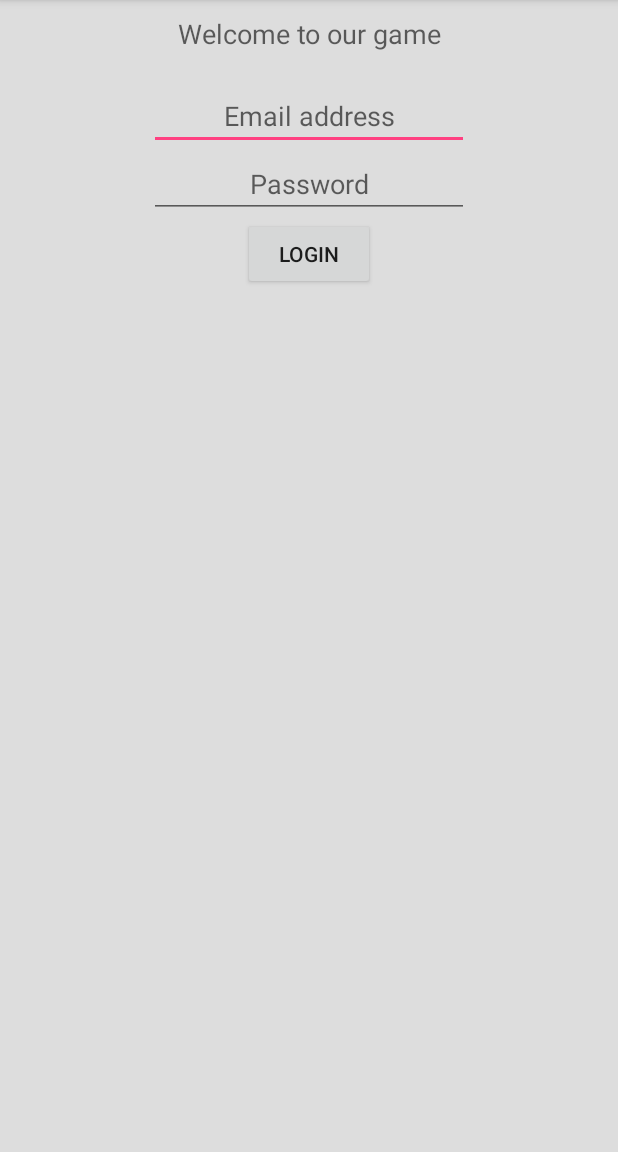
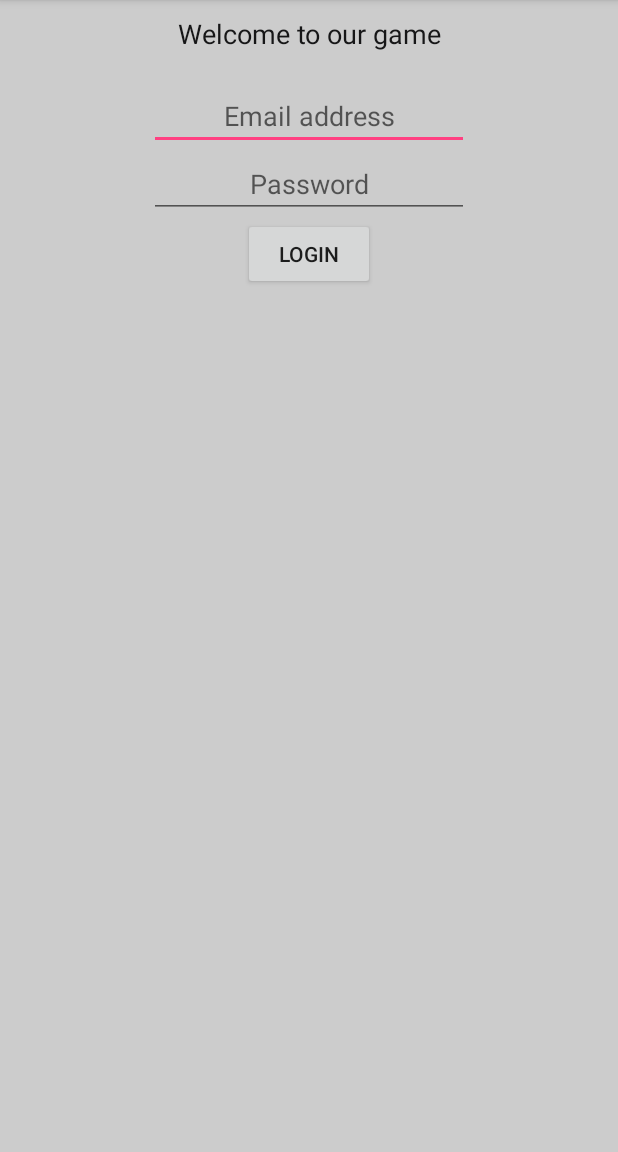
Before and after one commit to gtzinos/Crowd-Gaming-Android2, an Android app: the screen it shows after launch (LoginActivity), on a phone screen of 412 x 824 dp, the part 84-1236 px from its top. Run offline under Robolectric (Android 15) with nearby library versions, the phone set to English and light mode, and no system bars; our stand-ins replace Volley.

Commit message:
Login activity layout updated successfully

```diff
--- a/app/src/main/res/layout/login_activity.xml
+++ b/app/src/main/res/layout/login_activity.xml
@@ -3,7 +3,7 @@
     android:orientation="vertical" android:layout_width="fill_parent"
     android:layout_height="fill_parent"
     android:id="@+id/container"
-    android:background="#DDDDDD">
+    android:background="#cccccc">
 
     <LinearLayout
         android:orientation="horizontal"
@@ -17,9 +17,10 @@
             android:layout_height="wrap_content"
             android:textAppearance="?android:attr/textAppearanceMedium"
             android:text="Welcome to our game"
-            android:id="@+id/textView2"
+            android:id="@+id/welcomeTextView"
             android:gravity="center"
-            android:paddingTop="10dp" />
+            android:paddingTop="10dp"
+            android:textColor="#161617" />
     </LinearLayout>
 
     <LinearLayout
@@ -34,7 +35,7 @@
             android:layout_height="wrap_content"
             android:inputType="textEmailAddress"
             android:ems="10"
-            android:id="@+id/editText"
+            android:id="@+id/emailTextField"
             android:hint="Email address"
             android:gravity="center"
             android:paddingTop="30dp"
@@ -53,7 +54,7 @@
             android:layout_height="wrap_content"
             android:inputType="textPassword"
             android:ems="10"
-            android:id="@+id/editText2"
+            android:id="@+id/passwordTextField"
             android:hint="Password"
             android:gravity="center" />
     </LinearLayout>
@@ -69,7 +70,8 @@
             android:layout_width="wrap_content"
             android:layout_height="wrap_content"
             android:text="Login"
-            android:id="@+id/login_button" />
+            android:id="@+id/login_button"
+            android:onClick="ClickEventManager"/>
     </LinearLayout>
 
 </LinearLayout>
```
